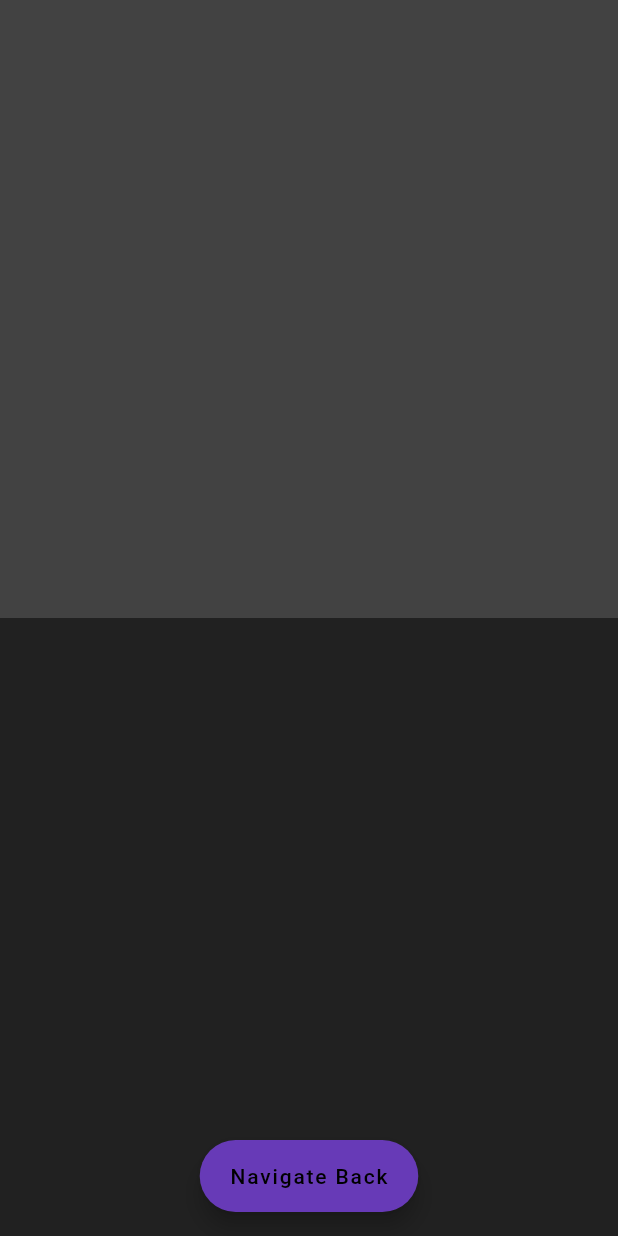
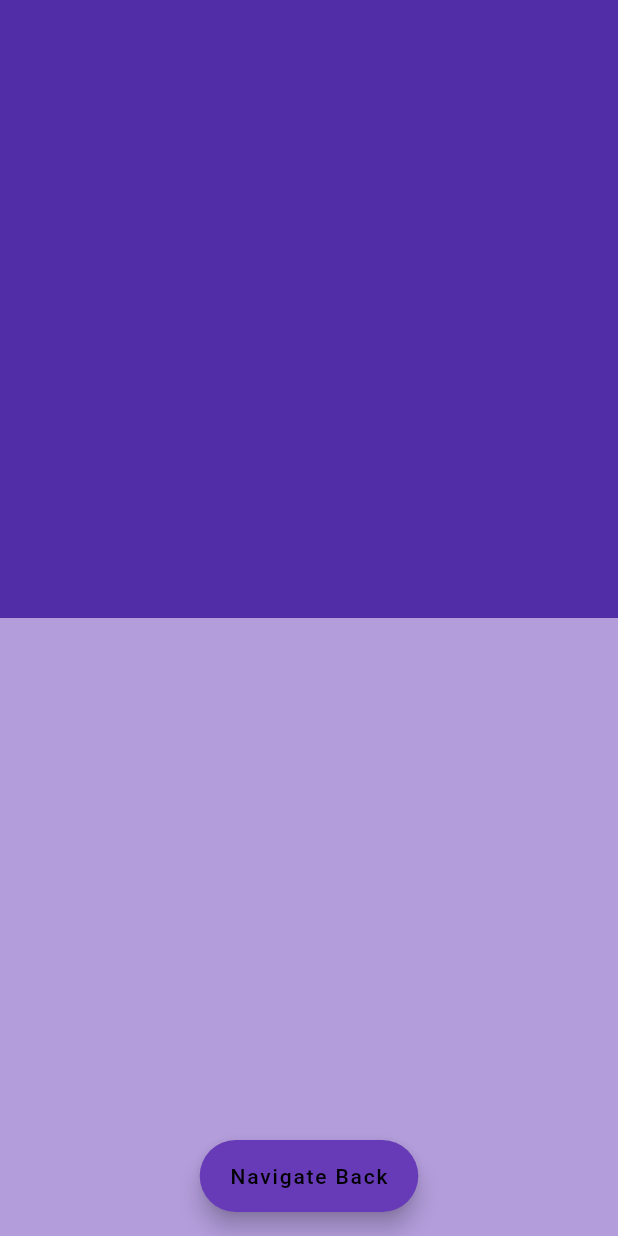
Before and after one commit to C-Mierez/GrimR, a Flutter app: the CustomSecond_Page screen opened by its route, on a phone screen of 412 x 824 dp. Run offline on Flutter 3.47's test engine with Material 2 defaults, Android fonts, the light colour scheme and no system bars; our stand-ins replace auto_route.

```diff
--- /dev/null
+++ b/lib/presentation/core/routes/custom_transitions.dart
@@ -0,0 +1,24 @@
+import 'package:flutter/material.dart';
+
+Widget customTrans_slides(BuildContext context, Animation<double> animation,
+    Animation<double> secondaryAnimation, Widget child) {
+  return ScaleTransition(
+    scale: animation,
+    alignment: Alignment.center,
+    child: child,
+  );
+}
+
+Widget customTrans_double(BuildContext context, Animation<double> animation,
+    Animation<double> secondaryAnimation, Widget child) {
+  return SlideTransition(
+    position: Tween<Offset>(
+      begin: const Offset(1, 0),
+      end: const Offset(0, 0),
+    ).animate(CurvedAnimation(
+      curve: const Interval(0, 0.5, curve: Curves.easeOutCubic),
+      parent: animation,
+    )),
+    child: child,
+  );
+}
--- a/lib/presentation/custom_transitions/pages/custom_second_page.dart
+++ b/lib/presentation/custom_transitions/pages/custom_second_page.dart
@@ -1,3 +1,4 @@
+import 'package:auto_route/auto_route.dart';
 import 'package:flutter/material.dart';
 
 class CustomSecond_Page extends StatelessWidget {
@@ -8,19 +9,19 @@ class CustomSecond_Page extends StatelessWidget {
         children: <Widget>[
           Expanded(
             child: Container(
-              color: Colors.grey[800],
+              color: Colors.deepPurple[700],
             ),
           ),
           Expanded(
             child: Container(
-              color: Colors.grey[900],
+              color: Colors.deepPurple[200],
             ),
           )
         ],
       ),
       floatingActionButton: FloatingActionButton.extended(
         onPressed: () {
-          Navigator.of(context).pop();
+          ExtendedNavigator.of(context).pop();
         },
         label: const Text('Navigate Back'),
       ),
--- a/pubspec.yaml
+++ b/pubspec.yaml
@@ -52,8 +52,8 @@ flutter:
   # the material Icons class.
   uses-material-design: true
   # To add assets to your application, add an assets section, like this:
-  # assets:
-  #   - images/a_dot_burr.jpeg
+  assets:
+     - assets/drawing.png
   #   - images/a_dot_ham.jpeg
   # An image asset can refer to one or more resolution-specific "variants", see
   # https://flutter.dev/assets-and-images/#resolution-aware.
```
Also changed, not shown: lib/presentation/core/pages/splash_page.dart (+12 -4 lines), lib/presentation/core/routes/router.dart (+11 -2 lines), lib/presentation/custom_animations/pages/basic_animation_page.dart (added, +72 -0 lines), lib/presentation/custom_transitions/pages/custom_first_page.dart (+3 -4 lines), assets/drawing.png (added), lib/presentation/core/routes/router.gr.dart.
